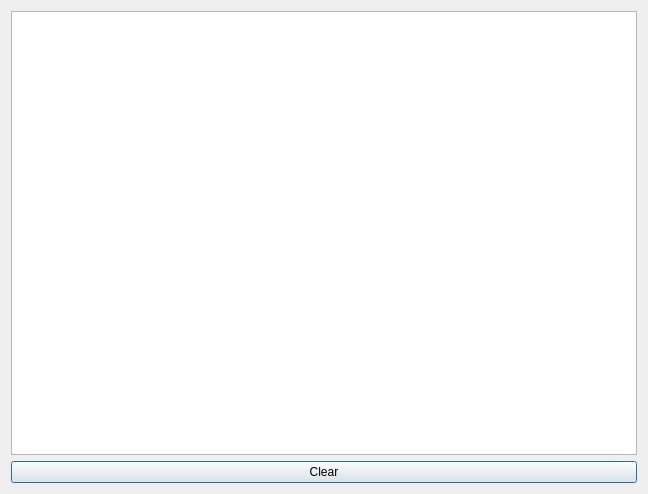
This is Dev/src/StreamWorkEditor2/_resources/LogView.ui in Shuko83/CFmake as Qt 5 draws it before an edit. The edited form follows.
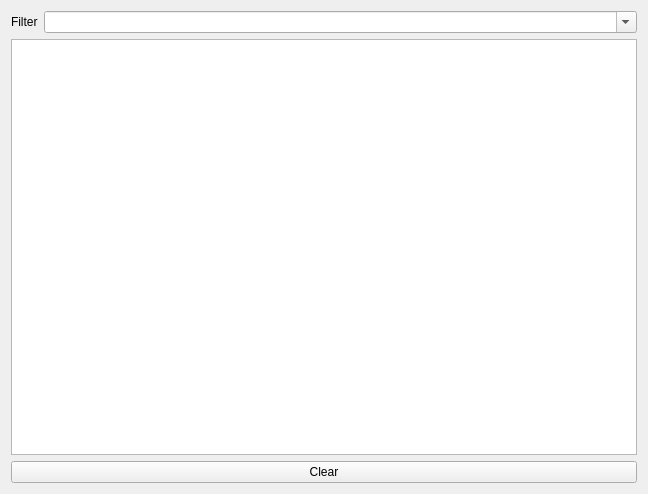
This is the edited form.

Commit message: GEL_STABLE Ajout des regexp sur les traces

Patch:
```diff
--- a/Dev/src/StreamWorkEditor2/_resources/LogView.ui
+++ b/Dev/src/StreamWorkEditor2/_resources/LogView.ui
@@ -14,6 +14,44 @@
    <string>Log View</string>
   </property>
   <layout class="QVBoxLayout" name="verticalLayout">
+   <item>
+    <widget class="QWidget" name="widget" native="true">
+     <layout class="QHBoxLayout" name="horizontalLayout">
+      <property name="margin">
+       <number>0</number>
+      </property>
+      <item>
+       <widget class="QLabel" name="label">
+        <property name="sizePolicy">
+         <sizepolicy hsizetype="Minimum" vsizetype="Minimum">
+          <horstretch>0</horstretch>
+          <verstretch>0</verstretch>
+         </sizepolicy>
+        </property>
+        <property name="text">
+         <string>Filter</string>
+        </property>
+       </widget>
+      </item>
+      <item>
+       <widget class="QComboBox" name="regExpEntry">
+        <property name="sizePolicy">
+         <sizepolicy hsizetype="Expanding" vsizetype="Fixed">
+          <horstretch>0</horstretch>
+          <verstretch>0</verstretch>
+         </sizepolicy>
+        </property>
+        <property name="focusPolicy">
+         <enum>Qt::WheelFocus</enum>
+        </property>
+        <property name="editable">
+         <bool>true</bool>
+        </property>
+       </widget>
+      </item>
+     </layout>
+    </widget>
+   </item>
    <item>
     <widget class="QPlainTextEdit" name="logView">
      <property name="readOnly">
@@ -29,6 +67,9 @@
        <height>0</height>
       </size>
      </property>
+     <property name="focusPolicy">
+      <enum>Qt::NoFocus</enum>
+     </property>
      <property name="text">
       <string>Clear</string>
      </property>
```
Left out of the diff: 5 changed lines with no effect on the pictures. The commit also changes 2 other files.
